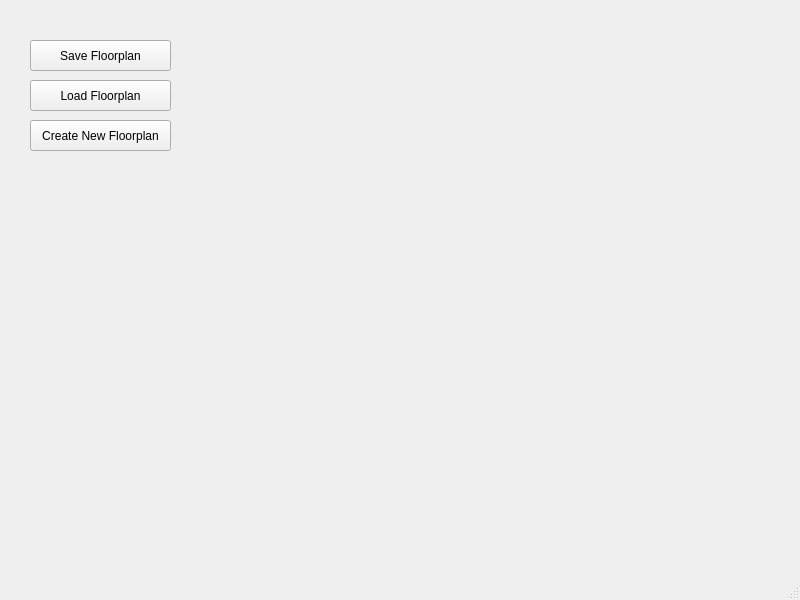
The window that floorplandesigner.ui (CS499-RoboVac/QtRobovac) describes before a commit, drawn with Qt 5.
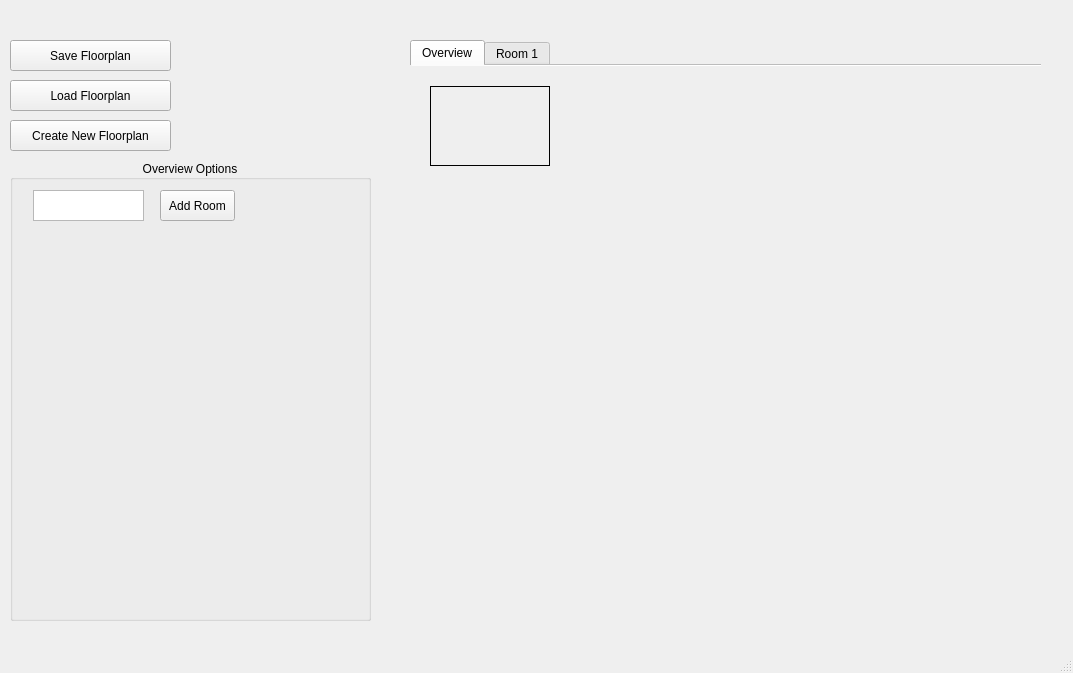
The same window after the commit.

The edit to the form file:
```diff
--- a/floorplandesigner.ui
+++ b/floorplandesigner.ui
@@ -6,8 +6,8 @@
    <rect>
     <x>0</x>
     <y>0</y>
-    <width>800</width>
-    <height>600</height>
+    <width>1073</width>
+    <height>673</height>
    </rect>
   </property>
   <property name="windowTitle">
@@ -17,9 +17,9 @@
    <widget class="QPushButton" name="saveFloorplanButton">
     <property name="geometry">
      <rect>
-      <x>30</x>
+      <x>10</x>
       <y>40</y>
-      <width>141</width>
+      <width>161</width>
       <height>31</height>
      </rect>
     </property>
@@ -30,9 +30,9 @@
    <widget class="QPushButton" name="loadFloorplanButton">
     <property name="geometry">
      <rect>
-      <x>30</x>
+      <x>10</x>
       <y>80</y>
-      <width>141</width>
+      <width>161</width>
       <height>31</height>
      </rect>
     </property>
@@ -43,9 +43,9 @@
    <widget class="QPushButton" name="newFloorplanButton">
     <property name="geometry">
      <rect>
-      <x>30</x>
+      <x>10</x>
       <y>120</y>
-      <width>141</width>
+      <width>161</width>
       <height>31</height>
      </rect>
     </property>
@@ -53,6 +53,122 @@
      <string>Create New Floorplan</string>
     </property>
    </widget>
+   <widget class="QTabWidget" name="floorplanView">
+    <property name="geometry">
+     <rect>
+      <x>410</x>
+      <y>40</y>
+      <width>631</width>
+      <height>521</height>
+     </rect>
+    </property>
+    <property name="tabShape">
+     <enum>QTabWidget::Rounded</enum>
+    </property>
+    <property name="currentIndex">
+     <number>0</number>
+    </property>
+    <property name="documentMode">
+     <bool>true</bool>
+    </property>
+    <widget class="QWidget" name="overviewTab">
+     <attribute name="title">
+      <string>Overview</string>
+     </attribute>
+     <widget class="QFrame" name="r1">
+      <property name="geometry">
+       <rect>
+        <x>20</x>
+        <y>20</y>
+        <width>120</width>
+        <height>80</height>
+       </rect>
+      </property>
+      <property name="font">
+       <font>
+        <kerning>true</kerning>
+       </font>
+      </property>
+      <property name="frameShape">
+       <enum>QFrame::Box</enum>
+      </property>
+      <property name="frameShadow">
+       <enum>QFrame::Plain</enum>
+      </property>
+      <property name="lineWidth">
+       <number>1</number>
+      </property>
+     </widget>
+    </widget>
+    <widget class="QWidget" name="room1">
+     <attribute name="title">
+      <string>Room 1</string>
+     </attribute>
+     <widget class="QFrame" name="r1_full">
+      <property name="geometry">
+       <rect>
+        <x>20</x>
+        <y>20</y>
+        <width>600</width>
+        <height>480</height>
+       </rect>
+      </property>
+      <property name="font">
+       <font>
+        <kerning>true</kerning>
+       </font>
+      </property>
+      <property name="frameShape">
+       <enum>QFrame::Box</enum>
+      </property>
+      <property name="frameShadow">
+       <enum>QFrame::Plain</enum>
+      </property>
+      <property name="lineWidth">
+       <number>1</number>
+      </property>
+     </widget>
+    </widget>
+   </widget>
+   <widget class="QGroupBox" name="optionsBox">
+    <property name="geometry">
+     <rect>
+      <x>10</x>
+      <y>160</y>
+      <width>361</width>
+      <height>461</height>
+     </rect>
+    </property>
+    <property name="title">
+     <string>Overview Options</string>
+    </property>
+    <property name="alignment">
+     <set>Qt::AlignCenter</set>
+    </property>
+    <widget class="QPushButton" name="addRoomButton">
+     <property name="geometry">
+      <rect>
+       <x>150</x>
+       <y>30</y>
+       <width>75</width>
+       <height>31</height>
+      </rect>
+     </property>
+     <property name="text">
+      <string>Add Room</string>
+     </property>
+    </widget>
+    <widget class="QTextEdit" name="textEdit">
+     <property name="geometry">
+      <rect>
+       <x>23</x>
+       <y>30</y>
+       <width>111</width>
+       <height>31</height>
+      </rect>
+     </property>
+    </widget>
+   </widget>
   </widget>
   <widget class="QStatusBar" name="statusbar"/>
  </widget>
```
